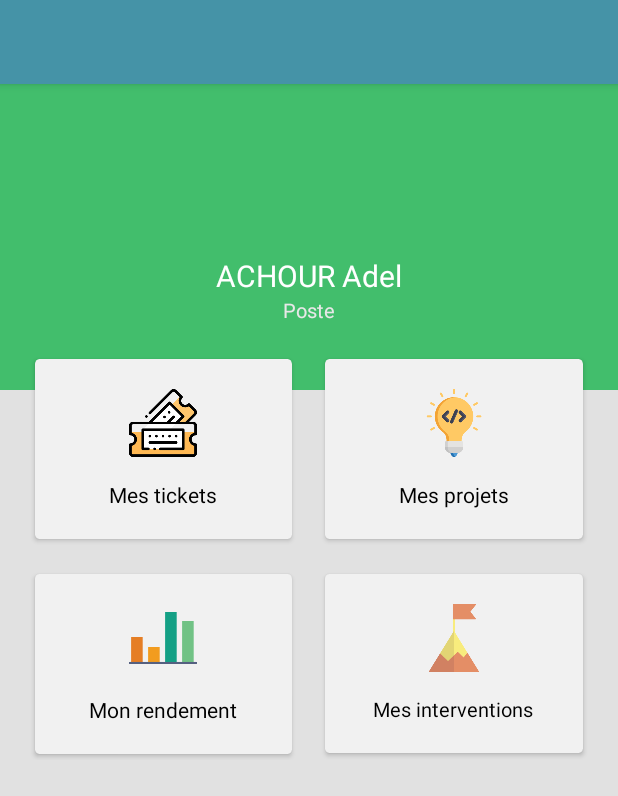
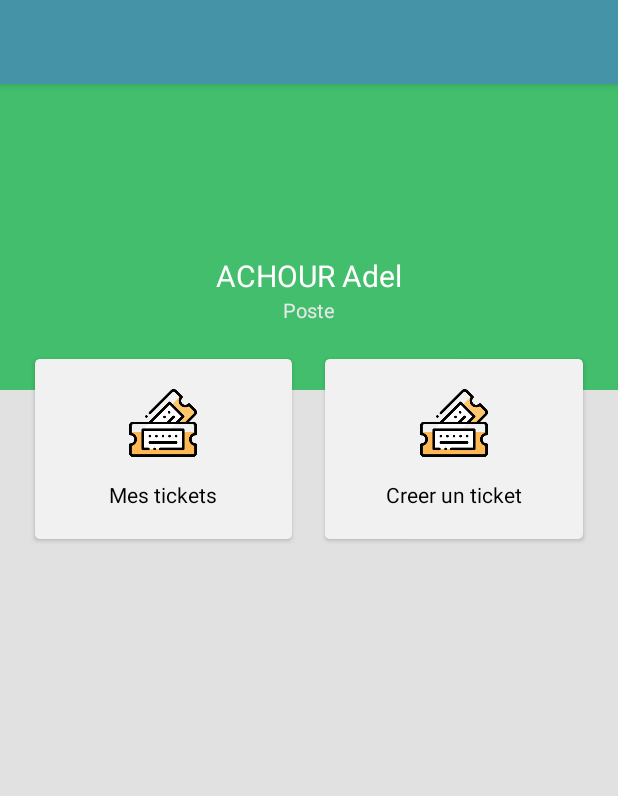
Before and after one commit to AdelAchour/GSHGlobalActivity, an Android app: the layout home_user.xml on its own in the app's theme, with its tools: preview values and no code run, on a phone screen of 412 x 824 dp. Shown: the top 796 px of the screen. Run offline under Robolectric (Android 15) with nearby library versions, the light colour scheme and no system bars; network calls fail.

Commit message:
Home user designe Xml

```diff
--- a/app/src/main/java/com/production/achour_ar/gshglobalactivity/ITs/activity/FirstEverActivity.java
+++ b/app/src/main/java/com/production/achour_ar/gshglobalactivity/ITs/activity/FirstEverActivity.java
@@ -181,13 +181,14 @@ public class FirstEverActivity extends AppCompatActivity implements View.OnClick
 
                         //getJobUser(idUser);
                         pdAuth.dismiss();
-                        Intent i = new Intent(getApplicationContext(), AccueilUser.class);
+                      /*  Intent i = new Intent(getApplicationContext(), AccueilUser.class);
                         i.putExtra("nom", nameUser);
                         i.putExtra("prenom", firstnameUser);
                         i.putExtra("id", idUser);
                         i.putExtra("session", Token_Session);
                         startActivity(i);
-                        finish();
+                        finish();*/
+                        UIRedirection(idUser);
                     }
                 },
                 new Response.ErrorListener()
--- a/app/src/main/res/layout/home_user.xml
+++ b/app/src/main/res/layout/home_user.xml
@@ -46,10 +46,7 @@
                     android:textSize="13sp"
                     android:textColor="@color/grey_weak"/>
             </LinearLayout>
-            <LinearLayout
-                android:layout_width="match_parent"
-                android:layout_height="wrap_content"
-                android:orientation="vertical">
+
                 <LinearLayout
                     android:layout_width="match_parent"
                     android:layout_height="wrap_content"
@@ -93,7 +90,7 @@
                     </android.support.v7.widget.CardView>
 
                     <android.support.v7.widget.CardView
-                        android:id="@+id/projectCard"
+                        android:id="@+id/newticketCard"
                         android:layout_width="0dp"
                         android:layout_weight="50"
                         app:cardBackgroundColor="@color/color_card_profile"
@@ -112,95 +109,21 @@
                                 android:layout_gravity="center"
                                 android:layout_width="45dp"
                                 android:layout_height="45dp"
-                                android:src="@drawable/idea"/>
+                                android:src="@drawable/movietickets"/>
                             <TextView
                                 android:textColor="@color/black"
                                 android:layout_marginTop="15dp"
                                 android:layout_gravity="center"
                                 android:layout_width="wrap_content"
                                 android:layout_height="wrap_content"
-                                android:text="Mes projets" />
+                                android:text="Creer un ticket" />
 
                         </LinearLayout>
                     </android.support.v7.widget.CardView>
 
                 </LinearLayout>
 
-                <LinearLayout
-                    android:layout_width="match_parent"
-                    android:layout_height="wrap_content"
-                    android:layout_marginTop="15dp"
-                    android:weightSum="100"
-                    android:orientation="horizontal"
-                    android:layout_marginStart="20dp"
-                    android:layout_marginEnd="20dp">
 
-                    <android.support.v7.widget.CardView
-                        android:id="@+id/rendementCard"
-                        android:layout_width="0dp"
-                        android:layout_weight="50"
-                        app:cardBackgroundColor="@color/color_card_profile"
-                        android:layout_height="wrap_content"
-                        app:cardCornerRadius="3dp"
-                        app:cardUseCompatPadding="true">
-
-                        <LinearLayout
-                            android:layout_margin="20dp"
-                            android:layout_width="match_parent"
-                            android:layout_height="wrap_content"
-                            android:orientation="vertical"
-                            android:weightSum="100">
-                            <ImageView
-                                android:layout_gravity="center"
-                                android:layout_width="45dp"
-                                android:layout_height="45dp"
-                                android:src="@drawable/graphhome"/>
-                            <TextView
-                                android:textColor="@color/black"
-                                android:layout_marginTop="15dp"
-                                android:layout_gravity="center"
-                                android:layout_width="wrap_content"
-                                android:layout_height="wrap_content"
-                                android:text="Mon rendement" />
-
-                        </LinearLayout>
-                    </android.support.v7.widget.CardView>
-
-                    <android.support.v7.widget.CardView
-                        android:id="@+id/interventionCard"
-                        android:layout_width="0dp"
-                        android:layout_weight="50"
-                        app:cardBackgroundColor="@color/color_card_profile"
-                        android:layout_height="wrap_content"
-                        app:cardCornerRadius="3dp"
-                        app:cardUseCompatPadding="true"
-                        android:layout_marginLeft="15dp">
-
-                        <LinearLayout
-                            android:layout_margin="20dp"
-                            android:layout_width="match_parent"
-                            android:layout_height="wrap_content"
-                            android:orientation="vertical"
-                            android:weightSum="100">
-                            <ImageView
-                                android:layout_gravity="center"
-                                android:layout_width="45dp"
-                                android:layout_height="45dp"
-                                android:src="@drawable/achievement"/>
-                            <TextView
-                                android:textColor="@color/black"
-                                android:layout_marginTop="15dp"
-                                android:layout_gravity="center"
-                                android:layout_width="wrap_content"
-                                android:layout_height="wrap_content"
-                                android:text="Mes interventions"
-                                android:textSize="13sp"/>
-
-                        </LinearLayout>
-                    </android.support.v7.widget.CardView>
-
-                </LinearLayout>
-            </LinearLayout>
 
         </RelativeLayout>
     </ScrollView>
```
